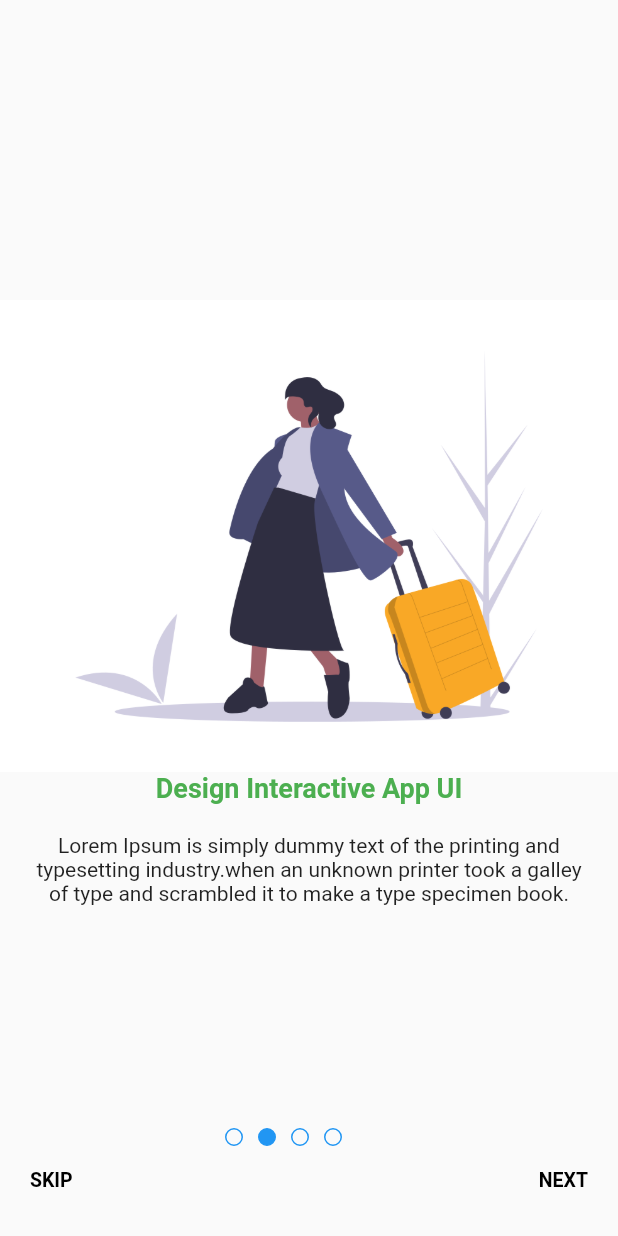
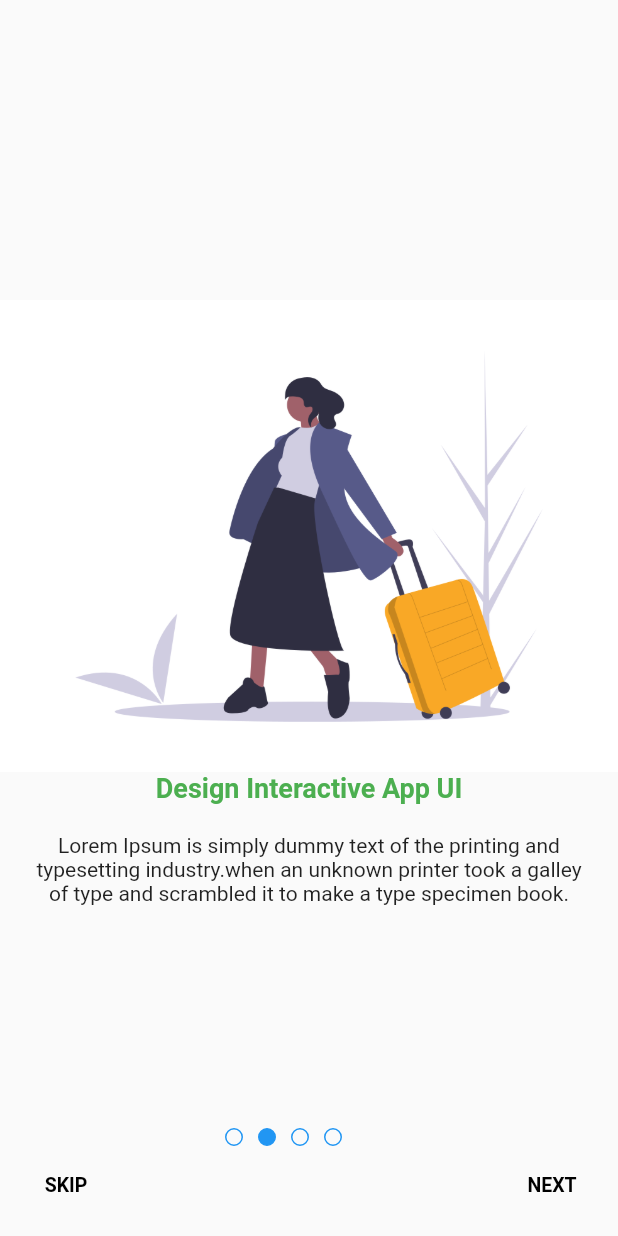
Before and after one commit to vikrantSharma1996/MoviesInfoFlutter, a Flutter app: the screen it shows after launch, after a tap on "NEXT", on a phone screen of 412 x 824 dp. Run offline on Flutter 3.47's test engine with Material 2 defaults, Android fonts, the phone set to English and light mode, and no system bars.

Commit message:
onboarding screen improvements

```diff
--- a/lib/OnBoardingScreen.dart
+++ b/lib/OnBoardingScreen.dart
@@ -11,6 +11,8 @@ class _OnBoardingScreenState extends State<OnBoardingScreen> {
   int _currentIndex = 0;
   static const _kDuration = const Duration(milliseconds: 300);
   static const _kCurve = Curves.ease;
+
+  String textHolder;
   @override
   void initState() {
     super.initState();
@@ -25,32 +27,21 @@ class _OnBoardingScreenState extends State<OnBoardingScreen> {
 
   @override
   Widget build(BuildContext context) {
-    String textHolder = 'NEXT';
     onChangedFunction(int index) {
       setState(() {
         _currentIndex = index;
-        // if (index == 3) {
-        //   textHolder = 'DONE';
-        // }
       });
       print('current index : $index');
     }
 
     nextFunction() {
       print('current index : $_currentIndex');
-      if (_currentIndex == 3) {
-        setState(() {
-          textHolder = 'DONE';
-        });
-      } else {
       _pageController.nextPage(duration: _kDuration, curve: _kCurve);
-      }
     }
 
     previousFunction() {
       // _pageController.previousPage(duration: _kDuration, curve: _kCurve);
     }
-
     return Scaffold(
       body: Stack(
         children: <Widget>[
@@ -188,15 +179,13 @@ class _OnBoardingScreenState extends State<OnBoardingScreen> {
             ),
           ),
           Positioned(
-            bottom: 30,
+            bottom: 10,
             left: 0,
-            child: Padding(
-              padding: const EdgeInsets.symmetric(horizontal: 20.0),
             child: Container(
               child: Row(
                 children: <Widget>[
-                    InkWell(
-                      onTap: () => previousFunction(),
+                  FlatButton(
+                    onPressed: () => previousFunction(),
                     child: Text("SKIP",
                         style: TextStyle(
                           fontSize: 13,
@@ -208,17 +197,14 @@ class _OnBoardingScreenState extends State<OnBoardingScreen> {
               ),
             ),
           ),
-          ),
           Positioned(
-            bottom: 30,
+            bottom: 10,
             right: 0,
-            child: Padding(
-              padding: const EdgeInsets.symmetric(horizontal: 20.0),
             child: Container(
               child: Row(
                 children: <Widget>[
-                    InkWell(
-                       onTap: ()  => nextFunction(), //{
+                  FlatButton(
+                    onPressed: () => nextFunction(), //{
                     //   print('current index : $_currentIndex');
 
                     //   if (_currentIndex == 3) {
@@ -230,7 +216,8 @@ class _OnBoardingScreenState extends State<OnBoardingScreen> {
                     //         duration: _kDuration, curve: _kCurve);
 
                     // },
-                      child: Text('$textHolder',
+                    child:
+                        Text(textHolder = _currentIndex < 3 ? 'NEXT' : 'DONE',
                             style: TextStyle(
                               fontSize: 13,
                               fontWeight: FontWeight.bold,
@@ -240,7 +227,6 @@ class _OnBoardingScreenState extends State<OnBoardingScreen> {
                 ],
               ),
             ),
-            ),
           )
         ],
       ),
```
Lines whose indentation alone changed are shown as unchanged.
